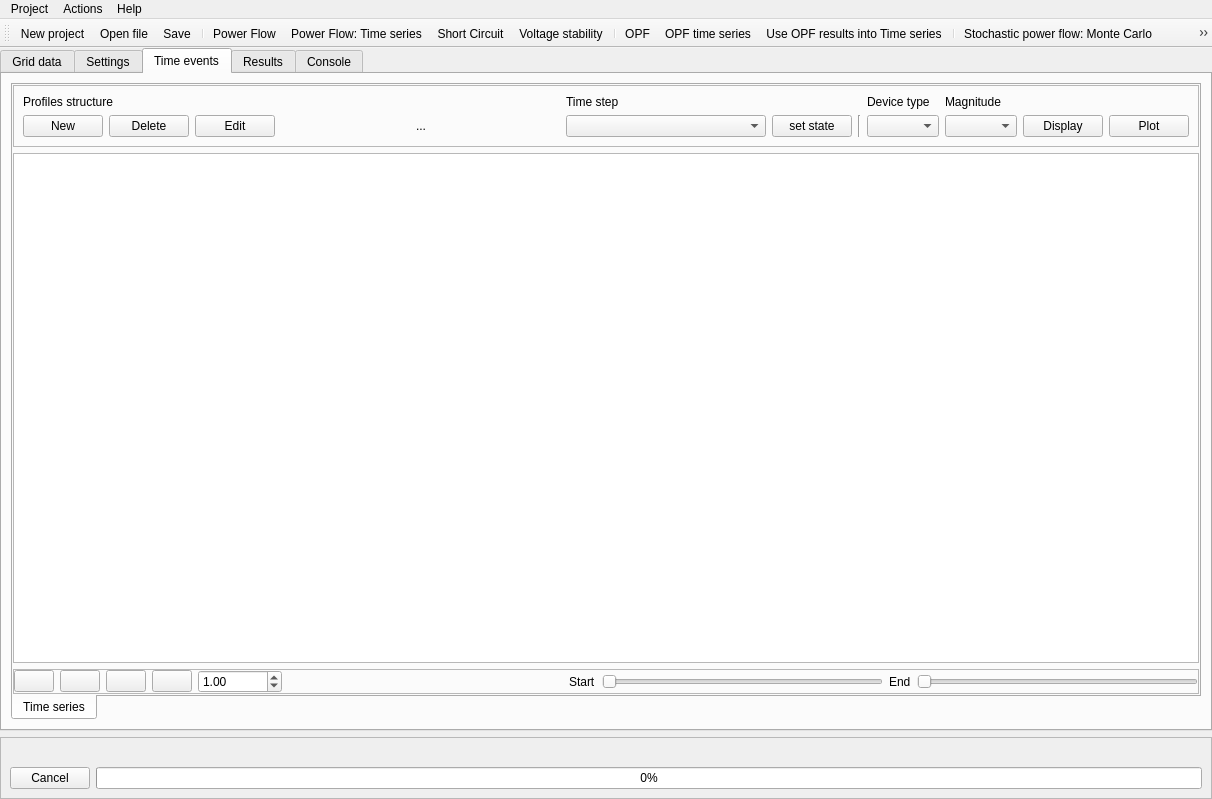
SanPen/GridCal, file UnderDevelopment/GridCal/Gui/Main/MainWindow.ui: the form before one commit.
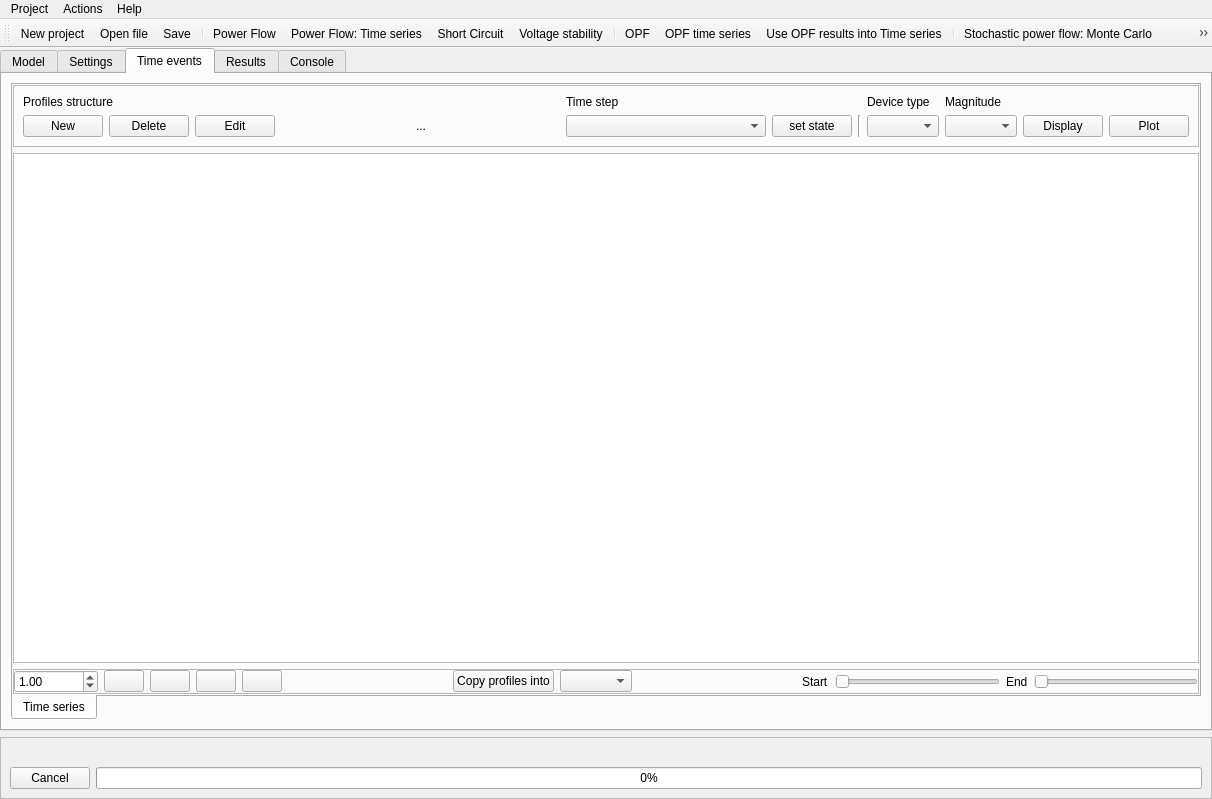
The form after the commit. The open tabs and pages were chosen to show the change. Icons and pictures are not drawn. Custom widgets are drawn as their Qt base class.

Commit message: Added profiles copying between the same object type

The edit to the form file:
```diff
--- a/UnderDevelopment/GridCal/Gui/Main/MainWindow.ui
+++ b/UnderDevelopment/GridCal/Gui/Main/MainWindow.ui
@@ -63,7 +63,7 @@
          <normaloff>:/Icons/icons/grid_icon.svg</normaloff>:/Icons/icons/grid_icon.svg</iconset>
        </attribute>
        <attribute name="title">
-        <string>Grid data</string>
+        <string>Model</string>
        </attribute>
        <layout class="QVBoxLayout" name="verticalLayout_9">
         <property name="spacing">
@@ -3848,6 +3848,16 @@
                <property name="bottomMargin">
                 <number>0</number>
                </property>
+               <item>
+                <widget class="QDoubleSpinBox" name="profile_factor_doubleSpinBox">
+                 <property name="maximum">
+                  <double>9999999.000000000000000</double>
+                 </property>
+                 <property name="value">
+                  <double>1.000000000000000</double>
+                 </property>
+                </widget>
+               </item>
                <item>
                 <widget class="QPushButton" name="profile_add_pushButton">
                  <property name="toolTip">
@@ -3905,15 +3915,35 @@
                 </widget>
                </item>
                <item>
-                <widget class="QDoubleSpinBox" name="profile_factor_doubleSpinBox">
-                 <property name="maximum">
-                  <double>9999999.000000000000000</double>
+                <spacer name="horizontalSpacer_13">
+                 <property name="orientation">
+                  <enum>Qt::Horizontal</enum>
                  </property>
-                 <property name="value">
-                  <double>1.000000000000000</double>
+                 <property name="sizeHint" stdset="0">
+                  <size>
+                   <width>40</width>
+                   <height>20</height>
+                  </size>
+                 </property>
+                </spacer>
+               </item>
+               <item>
+                <widget class="QPushButton" name="set_linear_combination_profile_pushButton">
+                 <property name="toolTip">
+                  <string>Set the selected magnitude (left) as a linear combination of the selected magnitude at the top (the visualized one)</string>
+                 </property>
+                 <property name="text">
+                  <string>Copy profiles into</string>
+                 </property>
+                 <property name="icon">
+                  <iconset resource="icons.qrc">
+                   <normaloff>:/Icons/icons/copy.svg</normaloff>:/Icons/icons/copy.svg</iconset>
                  </property>
                 </widget>
                </item>
+               <item>
+                <widget class="QComboBox" name="device_type_magnitude_comboBox_2"/>
+               </item>
                <item>
                 <spacer name="horizontalSpacer_7">
                  <property name="orientation">
```
Left out of the diff: 2 changed lines with no effect on the pictures. The commit also changes 3 other files.
